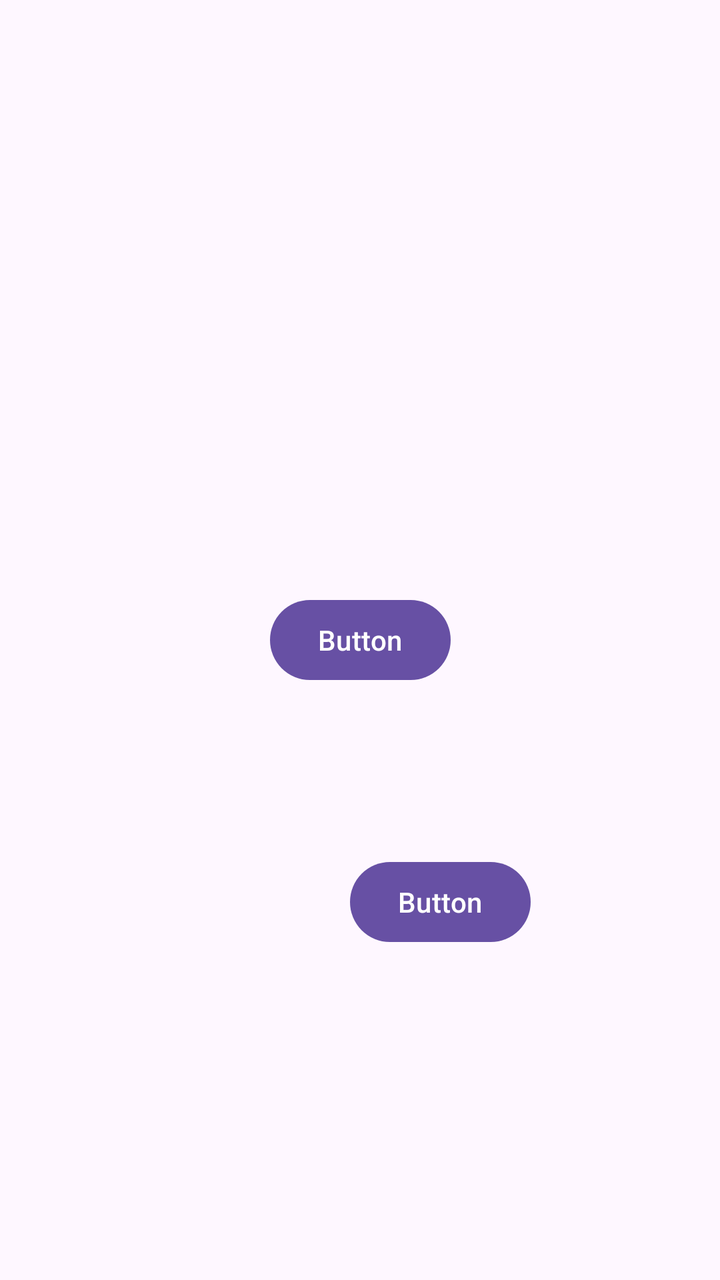
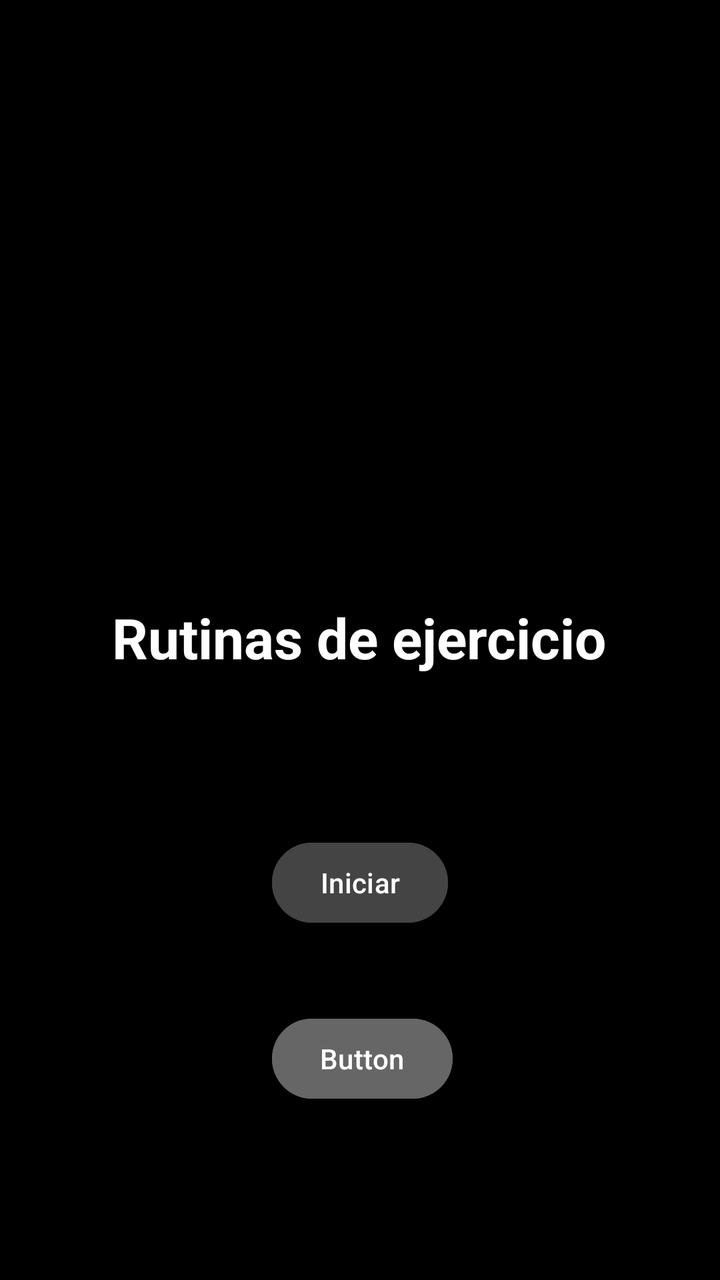

An Android layout rendered at two revisions. The XML below is the earlier revision; the diff shows what the commit changed to produce the second picture.
<!-- AndroidManifest.xml: application theme Theme.ListaAppKotlin -->
<!-- res/layout/activity_main.xml -->
<?xml version="1.0" encoding="utf-8"?>
<androidx.constraintlayout.widget.ConstraintLayout xmlns:android="http://schemas.android.com/apk/res/android"
    xmlns:app="http://schemas.android.com/apk/res-auto"
    xmlns:tools="http://schemas.android.com/tools"
    android:id="@+id/main"
    android:layout_width="match_parent"
    android:layout_height="match_parent"
    tools:context=".pantallas.MainActivity">

    <Button
        android:id="@+id/buttonStart"
        android:layout_width="wrap_content"
        android:layout_height="wrap_content"
        android:text="Button"
        app:layout_constraintBottom_toBottomOf="parent"
        app:layout_constraintEnd_toEndOf="parent"
        app:layout_constraintStart_toStartOf="parent"
        app:layout_constraintTop_toTopOf="parent" />

    <Button
        android:id="@+id/buttonTest"
        android:layout_width="wrap_content"
        android:layout_height="wrap_content"
        android:layout_marginStart="40dp"
        android:layout_marginTop="83dp"
        android:text="Button"
        app:layout_constraintStart_toStartOf="@+id/buttonStart"
        app:layout_constraintTop_toBottomOf="@+id/buttonStart" />

</androidx.constraintlayout.widget.ConstraintLayout>
<!-- resources referenced by this layout -->
<resources>
  <style name="Theme.ListaAppKotlin" parent="Base.Theme.ListaAppKotlin" />
  <style name="Base.Theme.ListaAppKotlin" parent="Theme.Material3.DayNight.NoActionBar">
          
          
      </style>
</resources>

<!-- the commit's change to res/layout/activity_main.xml (unified diff, before → after) -->
@@ -5,26 +5,44 @@
     android:id="@+id/main"
     android:layout_width="match_parent"
     android:layout_height="match_parent"
+    android:background="#000000"
     tools:context=".pantallas.MainActivity">
+
+    <TextView
+        android:id="@+id/textTitle"
+        android:layout_width="wrap_content"
+        android:layout_height="wrap_content"
+        android:layout_marginTop="300dp"
+        android:text="Rutinas de ejercicio"
+        android:textColor="#FFFFFF"
+        android:textSize="28sp"
+        android:textStyle="bold"
+        app:layout_constraintEnd_toEndOf="parent"
+        app:layout_constraintHorizontal_bias="0.496"
+        app:layout_constraintStart_toStartOf="parent"
+        app:layout_constraintTop_toTopOf="parent" />
 
     <Button
         android:id="@+id/buttonStart"
         android:layout_width="wrap_content"
         android:layout_height="wrap_content"
-        android:text="Button"
-        app:layout_constraintBottom_toBottomOf="parent"
+        android:text="Iniciar"
+        android:textColor="#FFFFFF"
+        android:backgroundTint="#444444"
+        app:layout_constraintTop_toBottomOf="@id/textTitle"
+        app:layout_constraintStart_toStartOf="parent"
         app:layout_constraintEnd_toEndOf="parent"
-        app:layout_constraintStart_toStartOf="parent"
-        app:layout_constraintTop_toTopOf="parent" />
+        android:layout_marginTop="80dp" />
 
     <Button
         android:id="@+id/buttonTest"
         android:layout_width="wrap_content"
         android:layout_height="wrap_content"
-        android:layout_marginStart="40dp"
-        android:layout_marginTop="83dp"
         android:text="Button"
-        app:layout_constraintStart_toStartOf="@+id/buttonStart"
-        app:layout_constraintTop_toBottomOf="@+id/buttonStart" />
+        android:textColor="#FFFFFF"
+        android:backgroundTint="#666666"
+        app:layout_constraintTop_toBottomOf="@id/buttonStart"
+        app:layout_constraintStart_toStartOf="@id/buttonStart"
+        android:layout_marginTop="40dp" />
 
 </androidx.constraintlayout.widget.ConstraintLayout>
